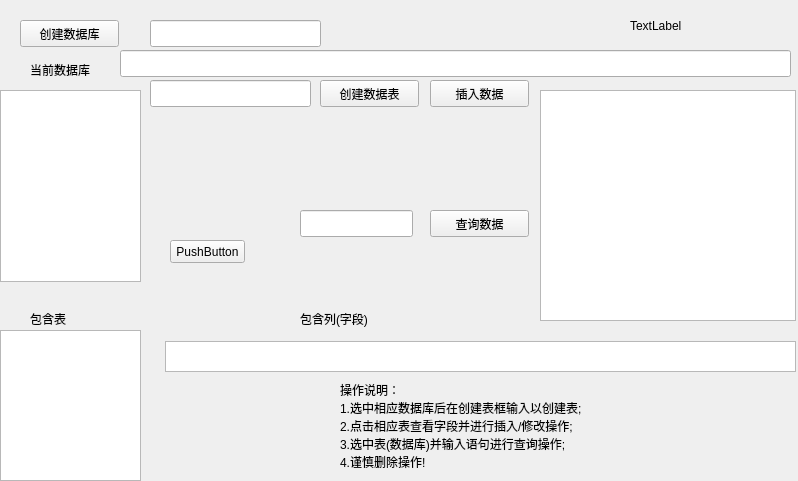
Old version of the form model/datacenter.ui in the repository GreenOrangeTechnology/lezhiServer.
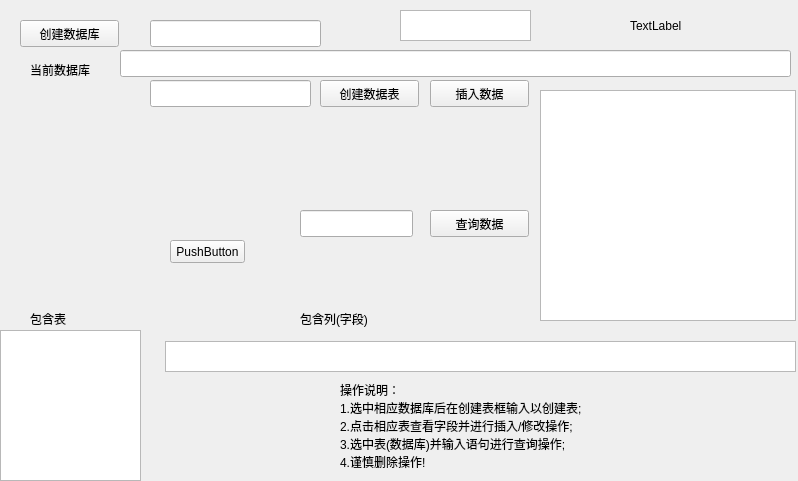
New version of the form.

```diff
--- a/model/datacenter.ui
+++ b/model/datacenter.ui
@@ -131,10 +131,10 @@
   <widget class="QListWidget" name="showAllDatabase">
    <property name="geometry">
     <rect>
-     <x>0</x>
-     <y>90</y>
-     <width>141</width>
-     <height>192</height>
+     <x>400</x>
+     <y>10</y>
+     <width>131</width>
+     <height>31</height>
     </rect>
    </property>
   </widget>
```
